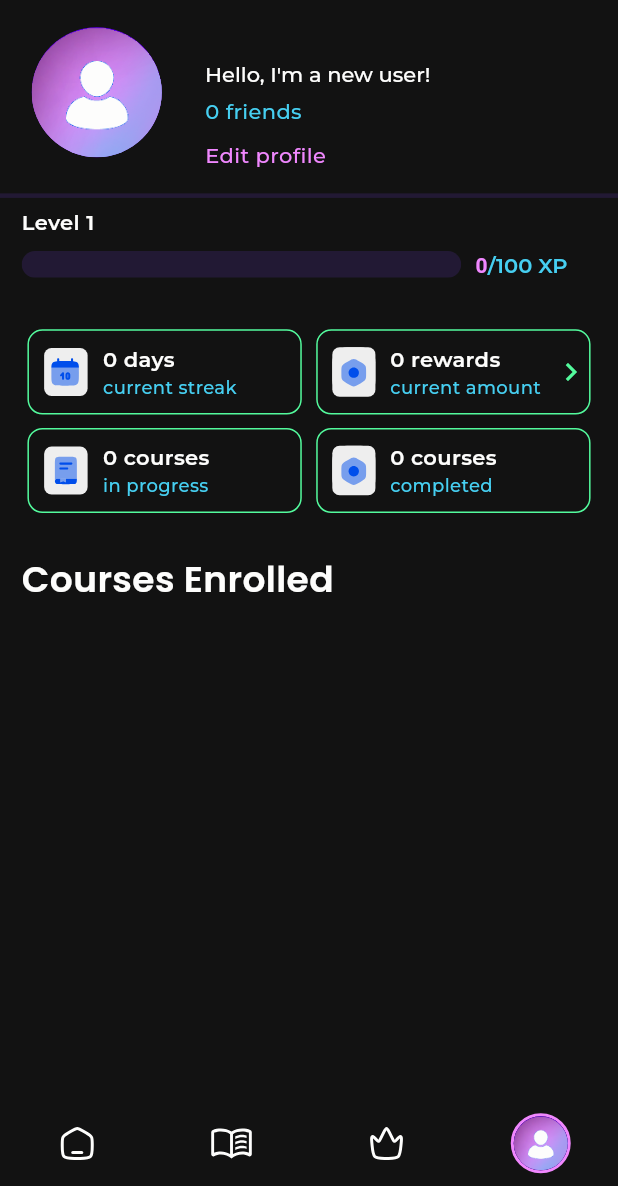
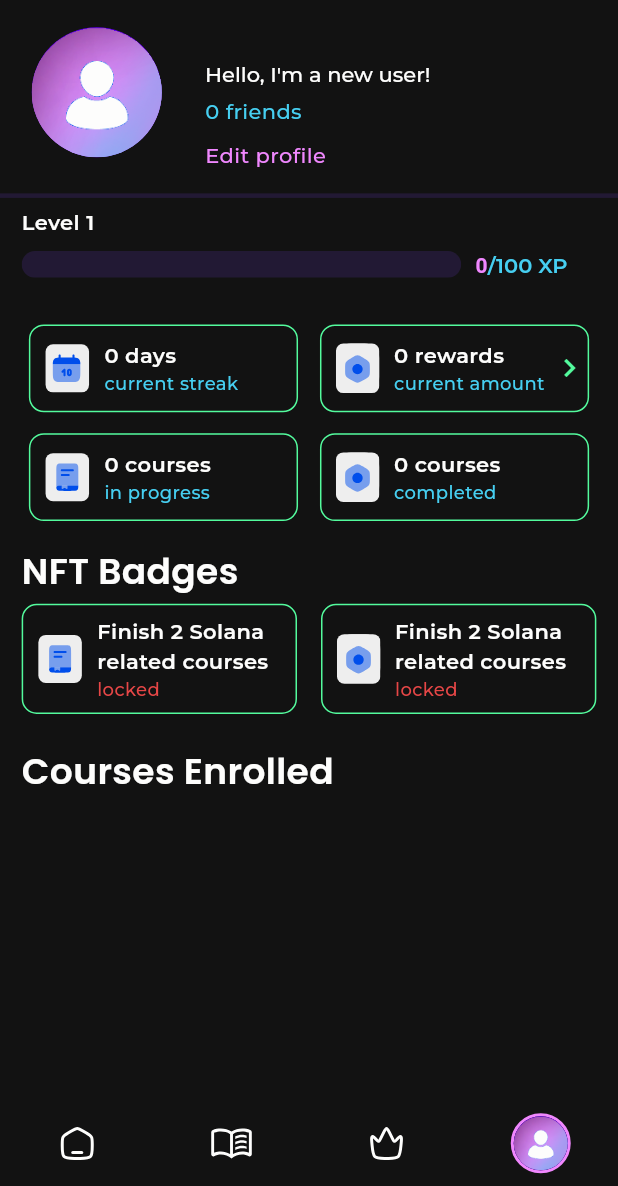
Before and after one commit to SayNode/skillbuddy-solana-flutter, a Flutter app: the HomePage screen opened directly, item 4 of the bottom bar chosen, on a phone screen of 412 x 824 dp, the part 50-1236 px from its top. Run offline on Flutter 3.47's test engine with Material 3 defaults, Android fonts, the phone set to English and light mode, and no system bars; drawn by our look-alikes of auto_size_text; our stand-ins replace cached_network_image, dotted_border, extended_image, file, firebase_analytics, firebase_core and 24 more; missing offline and left inert: cached_network_image_platform_interface, firebase_app_check, flutter_branch_sdk, flutter_exif_rotation, is_first_run, solana and 2 more; accounts and stored records are empty; statements that could not run were skipped; project files that could hold a hidden picture were left out.

Commit message:
Add NFT badge card component and integrate into profile page

```diff
--- a/lib/page/profile/controller/profile_controller.dart
+++ b/lib/page/profile/controller/profile_controller.dart
@@ -5,10 +5,13 @@ import '../../../service/content_service.dart';
 import '../../../service/user_state_service.dart';
 import '../../../util/util.dart';
 import '../../explore_course/course_page.dart';
+import '../widget/nft_badge_card.dart';
 
 class ProfileController extends GetxController {
   late RxBool seeMore = false.obs;
   RxBool loading = false.obs;
+  Rx<NftBadgeStatus> firstNftBadgeStatus = NftBadgeStatus.locked.obs;
+  Rx<NftBadgeStatus> secondNftBadgeStatus = NftBadgeStatus.locked.obs;
   //Services
   final ContentService contentService = Get.find<ContentService>();
 
--- a/lib/page/profile/profile_page.dart
+++ b/lib/page/profile/profile_page.dart
@@ -16,6 +16,7 @@ import '../friends/friends_list_page.dart';
 import 'controller/profile_controller.dart';
 import 'edit_bio_page.dart';
 import 'edit_name_page.dart';
+import 'widget/nft_badge_card.dart';
 import 'widget/profile_cards.dart';
 import 'widget/profile_course_card.dart';
 import 'widget/profile_header.dart';
@@ -70,7 +71,13 @@ class ProfilePage extends GetView<ProfileController> {
               coursesCompleted: contentService.coursesCompleted(),
             ),
           ),
-          Gap(getRelativeHeight(32)),
+          Obx(
+            () => NftBadgeCard(
+              firstNftBadgeStatus: controller.firstNftBadgeStatus.value,
+              secondNftBadgeStatus: controller.secondNftBadgeStatus.value,
+            ),
+          ),
+          Gap(getRelativeHeight(30)),
           Align(
             alignment: Alignment.centerLeft,
             child: Padding(
--- /dev/null
+++ b/lib/page/profile/widget/nft_badge_card.dart
@@ -0,0 +1,158 @@
+import 'package:flutter/material.dart';
+import 'package:flutter_svg/svg.dart';
+import 'package:gap/gap.dart';
+import 'package:get/get.dart';
+
+import '../../../service/theme_service.dart';
+import '../../../theme/theme.dart';
+import '../../../theme/typography.dart';
+import '../../../util/util.dart';
+
+enum NftBadgeStatus { locked, unlocked, redeemed }
+
+class NftBadgeCard extends StatelessWidget {
+  const NftBadgeCard({
+    required this.firstNftBadgeStatus,
+    required this.secondNftBadgeStatus,
+    super.key,
+  });
+  final NftBadgeStatus firstNftBadgeStatus;
+  final NftBadgeStatus secondNftBadgeStatus;
+  @override
+  Widget build(BuildContext context) {
+    final CustomTheme skillBuddyTheme = ThemeService().theme;
+    // final List<Widget> cards = <Widget>[
+    //   DashBoardCard(
+    //     title: 'Finish 2 Solana related courses'.tr,
+    //     subtitle: firstNftBadgeStatus == NftBadgeStatus.locked
+    //         ? 'locked'.tr
+    //         : firstNftBadgeStatus == NftBadgeStatus.unlocked
+    //             ? 'redeem new'.tr
+    //             : 'redeemed'.tr,
+    //     subtitleTextColor: firstNftBadgeStatus == NftBadgeStatus.locked
+    //         ? skillBuddyTheme.red
+    //         : firstNftBadgeStatus == NftBadgeStatus.unlocked
+    //             ? skillBuddyTheme.green
+    //             : skillBuddyTheme.slate,
+    //     icon: 'asset/icons/progress_icon.svg',
+    //   ),
+    //   DashBoardCard(
+    //     title: 'Finish 2 Solana related courses'.tr,
+    //     subtitle: secondNftBadgeStatus == NftBadgeStatus.locked
+    //         ? 'locked'.tr
+    //         : secondNftBadgeStatus == NftBadgeStatus.unlocked
+    //             ? 'redeem new'.tr
+    //             : 'redeemed'.tr,
+    //     subtitleTextColor: secondNftBadgeStatus == NftBadgeStatus.locked
+    //         ? skillBuddyTheme.red
+    //         : secondNftBadgeStatus == NftBadgeStatus.unlocked
+    //             ? skillBuddyTheme.green
+    //             : skillBuddyTheme.slate,
+    //     icon: 'asset/icons/token_icon.svg',
+    //   ),
+    // ];
+
+    return Padding(
+      padding: EdgeInsets.only(
+        left: getRelativeWidth(15),
+        right: getRelativeWidth(15),
+        top: getRelativeHeight(20),
+      ),
+      child: Column(
+        children: <Widget>[
+          Align(
+            alignment: Alignment.centerLeft,
+            child: Text(
+              'NFT Badges'.tr,
+              style: SkillBuddyTypography.fromColor(skillBuddyTheme.graphite)
+                  .kTitle,
+            ),
+          ),
+          Gap(getRelativeHeight(10)),
+          GridView.builder(
+            shrinkWrap: true,
+            gridDelegate: const SliverGridDelegateWithFixedCrossAxisCount(
+              crossAxisCount: 2,
+              mainAxisSpacing: 5,
+              crossAxisSpacing: 16,
+              childAspectRatio: 2.5,
+            ),
+            physics: const NeverScrollableScrollPhysics(),
+            itemCount: 2,
+            itemBuilder: (BuildContext context, int index) {
+              return Container(
+                padding: EdgeInsets.symmetric(
+                  vertical: getRelativeHeight(8),
+                  horizontal: getRelativeWidth(10),
+                ),
+                decoration: BoxDecoration(
+                  borderRadius: BorderRadius.circular(10),
+                  border: Border.all(
+                    color: skillBuddyTheme.grey,
+                  ),
+                ),
+                child: Row(
+                  children: <Widget>[
+                    SvgPicture.asset(
+                      index == 0
+                          ? 'asset/icons/progress_icon.svg'
+                          : 'asset/icons/token_icon.svg',
+                    ),
+                    Gap(getRelativeWidth(10)),
+                    Expanded(
+                      child: Column(
+                        crossAxisAlignment: CrossAxisAlignment.start,
+                        mainAxisAlignment: MainAxisAlignment.center,
+                        children: <Widget>[
+                          Text(
+                            index == 0
+                                ? 'Finish 2 Solana related courses'.tr
+                                : 'Finish 2 Solana related courses'.tr,
+                            style: SkillBuddyTypography.fromColor(
+                              skillBuddyTheme.graphite,
+                            ).kParagraphSemiBold,
+                          ),
+                          Text(
+                            index == 0
+                                ? firstNftBadgeStatus == NftBadgeStatus.locked
+                                    ? 'locked'.tr
+                                    : firstNftBadgeStatus ==
+                                            NftBadgeStatus.unlocked
+                                        ? 'redeem new'.tr
+                                        : 'redeemed'.tr
+                                : secondNftBadgeStatus == NftBadgeStatus.locked
+                                    ? 'locked'.tr
+                                    : secondNftBadgeStatus ==
+                                            NftBadgeStatus.unlocked
+                                        ? 'redeem new'.tr
+                                        : 'redeemed'.tr,
+                            style: SkillBuddyTypography.fromColor(
+                              index == 0
+                                  ? firstNftBadgeStatus == NftBadgeStatus.locked
+                                      ? skillBuddyTheme.red
+                                      : firstNftBadgeStatus ==
+                                              NftBadgeStatus.unlocked
+                                          ? skillBuddyTheme.green
+                                          : skillBuddyTheme.slate
+                                  : secondNftBadgeStatus ==
+                                          NftBadgeStatus.locked
+                                      ? skillBuddyTheme.red
+                                      : secondNftBadgeStatus ==
+                                              NftBadgeStatus.unlocked
+                                          ? skillBuddyTheme.green
+                                          : skillBuddyTheme.slate,
+                            ).kTextAdditional,
+                          ),
+                        ],
+                      ),
+                    ),
+                  ],
+                ),
+              );
+            },
+          ),
+        ],
+      ),
+    );
+  }
+}
--- a/lib/page/profile/widget/profile_cards.dart
+++ b/lib/page/profile/widget/profile_cards.dart
@@ -1,5 +1,4 @@
 import 'package:flutter/material.dart';
-import 'package:gap/gap.dart';
 import 'package:get/get.dart';
 
 import '../../../model/user_model.dart';
@@ -23,42 +22,27 @@ class ProfileCards extends StatelessWidget {
 
   @override
   Widget build(BuildContext context) {
-    return hideBottomCards
-        ? Column(
-            children: <Widget>[
-              const Gap(30),
-              Row(
-                mainAxisAlignment: MainAxisAlignment.center,
-                children: <Widget>[
+    final List<Widget> cards = hideBottomCards
+        ? <Widget>[
             DashBoardCard(
               title:
                   '${user.dailyStreak} ${user.dailyStreak == 1 ? 'day' : 'days'}',
               subtitle: 'current streak',
               icon: 'asset/icons/calendar_icon.svg',
             ),
-                  Gap(getRelativeWidth(20)),
             DashBoardCard(
               title: user.xp.toString(),
               subtitle: 'Total XP',
               icon: 'asset/icons/token_icon.svg',
             ),
-                ],
-              ),
-            ],
-          )
-        : Column(
-            children: <Widget>[
-              const Gap(30),
-              Row(
-                mainAxisAlignment: MainAxisAlignment.center,
-                children: <Widget>[
+          ]
+        : <Widget>[
             DashBoardCard(
               title:
                   '${user.dailyStreak} ${user.dailyStreak == 1 ? 'day' : 'days'}',
               subtitle: 'current streak',
               icon: 'asset/icons/calendar_icon.svg',
             ),
-                  // Gap(getRelativeWidth(20)),
             GestureDetector(
               onTap: () => Get.to<void>(() => const TokenListPage()),
               child: DashBoardCard(
@@ -68,28 +52,35 @@ class ProfileCards extends StatelessWidget {
                 clickable: true,
               ),
             ),
-                ],
-              ),
-              // const Gap(10),
-              Row(
-                mainAxisAlignment: MainAxisAlignment.center,
-                children: <Widget>[
             DashBoardCard(
               title:
                   '$coursesEnrolled ${coursesEnrolled == 1 ? 'course' : 'courses'}',
               subtitle: 'in progress',
               icon: 'asset/icons/progress_icon.svg',
             ),
-                  // Gap(getRelativeWidth(20)),
             DashBoardCard(
               title:
                   '$coursesCompleted ${coursesCompleted == 1 ? 'course' : 'courses'}',
               subtitle: 'completed',
               icon: 'asset/icons/token_icon.svg',
             ),
-                ],
+          ];
+
+    return Padding(
+      padding: EdgeInsets.only(
+        left: getRelativeWidth(15),
+        right: getRelativeWidth(15),
+        top: getRelativeHeight(30),
       ),
-            ],
+      child: GridView.count(
+        shrinkWrap: true,
+        crossAxisCount: 2,
+        mainAxisSpacing: 5,
+        crossAxisSpacing: 5,
+        childAspectRatio: 2.8,
+        physics: const NeverScrollableScrollPhysics(),
+        children: cards,
+      ),
     );
   }
 }
```
Lines whose indentation alone changed are shown as unchanged.
